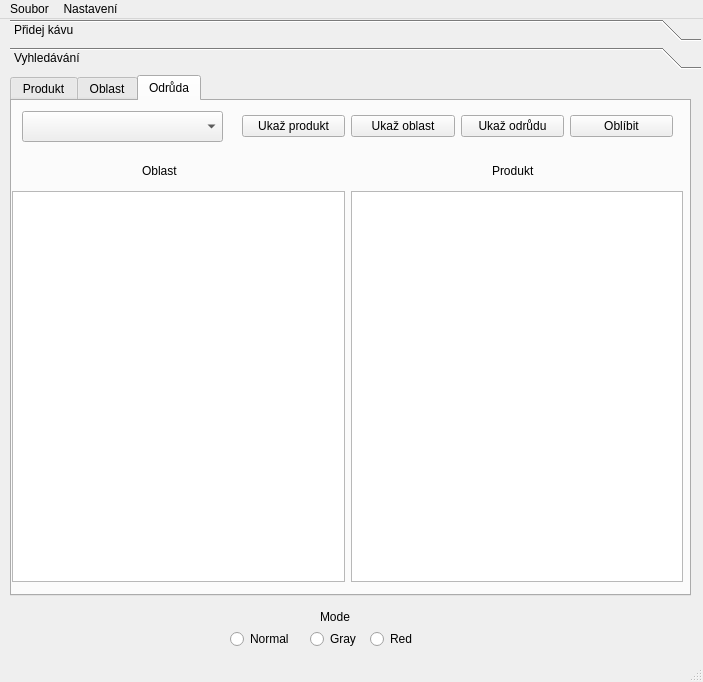
Old version of the form projekt/mainwindow.ui in the repository Luckays/coffee.
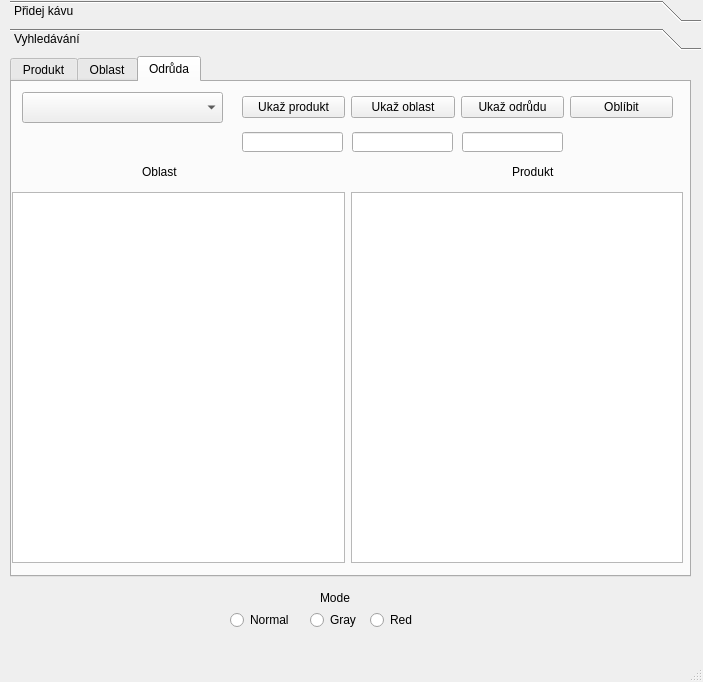
New version of the form. The open tabs and pages were chosen to show the change.

```diff
--- a/projekt/mainwindow.ui
+++ b/projekt/mainwindow.ui
@@ -540,7 +540,7 @@
        <x>0</x>
        <y>0</y>
        <width>691</width>
-       <height>537</height>
+       <height>529</height>
       </rect>
      </property>
      <attribute name="label">
@@ -746,9 +746,9 @@
         <property name="geometry">
          <rect>
           <x>0</x>
-          <y>90</y>
+          <y>110</y>
           <width>671</width>
-          <height>391</height>
+          <height>371</height>
          </rect>
         </property>
         <layout class="QHBoxLayout" name="horizontalLayout_2">
@@ -763,8 +763,8 @@
        <widget class="QLabel" name="label_3">
         <property name="geometry">
          <rect>
-          <x>480</x>
-          <y>60</y>
+          <x>500</x>
+          <y>80</y>
           <width>68</width>
           <height>20</height>
          </rect>
@@ -777,7 +777,7 @@
         <property name="geometry">
          <rect>
           <x>130</x>
-          <y>60</y>
+          <y>80</y>
           <width>68</width>
           <height>19</height>
          </rect>
@@ -826,6 +826,45 @@
          </item>
         </layout>
        </widget>
+       <widget class="QLineEdit" name="lineEdit_pl3">
+        <property name="enabled">
+         <bool>true</bool>
+        </property>
+        <property name="geometry">
+         <rect>
+          <x>340</x>
+          <y>50</y>
+          <width>101</width>
+          <height>20</height>
+         </rect>
+        </property>
+       </widget>
+       <widget class="QLineEdit" name="lineEdit_pr3">
+        <property name="enabled">
+         <bool>true</bool>
+        </property>
+        <property name="geometry">
+         <rect>
+          <x>230</x>
+          <y>50</y>
+          <width>101</width>
+          <height>20</height>
+         </rect>
+        </property>
+       </widget>
+       <widget class="QLineEdit" name="lineEdit_va3">
+        <property name="enabled">
+         <bool>true</bool>
+        </property>
+        <property name="geometry">
+         <rect>
+          <x>450</x>
+          <y>50</y>
+          <width>101</width>
+          <height>20</height>
+         </rect>
+        </property>
+       </widget>
       </widget>
      </widget>
     </widget>
@@ -889,27 +928,9 @@
      <x>0</x>
      <y>0</y>
      <width>703</width>
-     <height>21</height>
+     <height>26</height>
     </rect>
    </property>
-   <widget class="QMenu" name="menuEditace">
-    <property name="title">
-     <string>Soubor</string>
-    </property>
-    <addaction name="close_all"/>
-    <addaction name="actionTisk"/>
-    <addaction name="open_favorite"/>
-   </widget>
-   <widget class="QMenu" name="menuNastaven">
-    <property name="title">
-     <string>Nastavení</string>
-    </property>
-    <addaction name="actionNormal"/>
-    <addaction name="actionGray"/>
-    <addaction name="actionRed"/>
-   </widget>
-   <addaction name="menuEditace"/>
-   <addaction name="menuNastaven"/>
   </widget>
   <widget class="QStatusBar" name="statusbar"/>
   <action name="close_all">
```
Left out of the diff: 84 changed lines with no effect on the pictures.
